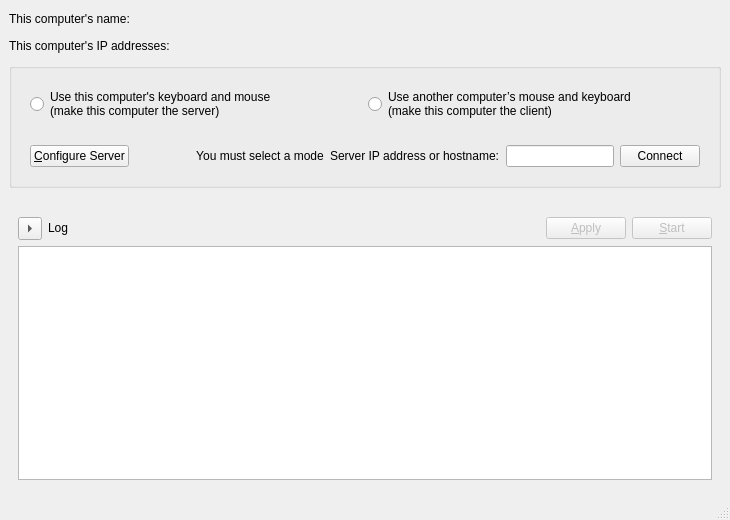
deskflow/deskflow, file src/apps/deskflow-gui/MainWindow.ui: the form before one commit.
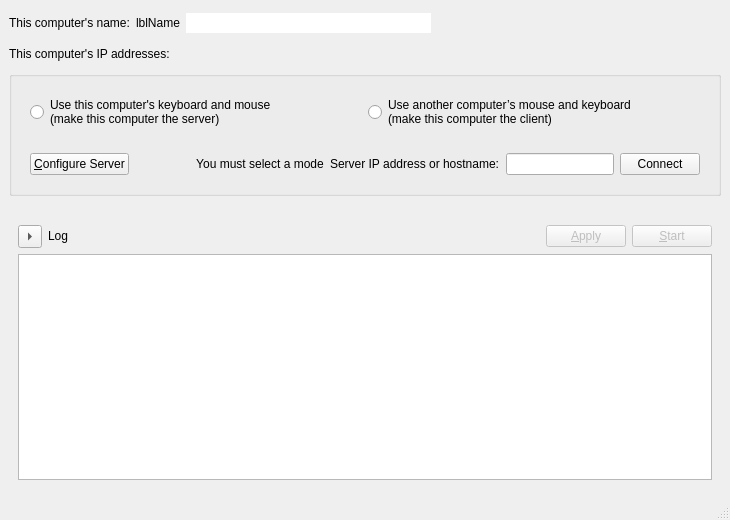
The form after the commit. Icons and pictures are not drawn.

```diff
--- a/src/apps/deskflow-gui/MainWindow.ui
+++ b/src/apps/deskflow-gui/MainWindow.ui
@@ -25,14 +25,36 @@
      <number>10</number>
     </property>
     <item>
-     <layout class="QHBoxLayout" name="layoutName">
-      <property name="sizeConstraint">
-       <enum>QLayout::SizeConstraint::SetMinAndMaxSize</enum>
+     <widget class="QWidget" name="widget" native="true">
+      <property name="minimumSize">
+       <size>
+        <width>0</width>
+        <height>28</height>
+       </size>
+      </property>
+      <property name="maximumSize">
+       <size>
+        <width>16777215</width>
+        <height>28</height>
+       </size>
+      </property>
+      <layout class="QHBoxLayout" name="horizontalLayout_5">
+       <property name="leftMargin">
+        <number>0</number>
+       </property>
+       <property name="topMargin">
+        <number>0</number>
+       </property>
+       <property name="rightMargin">
+        <number>0</number>
+       </property>
+       <property name="bottomMargin">
+        <number>0</number>
       </property>
       <item>
-       <widget class="QLabel" name="lblComputerName">
+        <widget class="QLabel" name="labelComputerName">
         <property name="sizePolicy">
-         <sizepolicy hsizetype="Preferred" vsizetype="Fixed">
+          <sizepolicy hsizetype="Maximum" vsizetype="Preferred">
           <horstretch>0</horstretch>
           <verstretch>0</verstretch>
          </sizepolicy>
@@ -43,19 +65,80 @@
        </widget>
       </item>
       <item>
-       <spacer name="m_pSpacerUpdate">
+        <widget class="QLabel" name="lblComputerName">
+         <property name="sizePolicy">
+          <sizepolicy hsizetype="Maximum" vsizetype="Preferred">
+           <horstretch>0</horstretch>
+           <verstretch>0</verstretch>
+          </sizepolicy>
+         </property>
+         <property name="text">
+          <string>lblName</string>
+         </property>
+        </widget>
+       </item>
+       <item>
+        <widget class="QLineEdit" name="lineEditName">
+         <property name="sizePolicy">
+          <sizepolicy hsizetype="Expanding" vsizetype="Fixed">
+           <horstretch>0</horstretch>
+           <verstretch>0</verstretch>
+          </sizepolicy>
+         </property>
+         <property name="toolTip">
+          <string>&lt;html&gt;&lt;head/&gt;&lt;body&gt;&lt;p&gt;Name can't have have spaces or special characters&lt;/p&gt;&lt;p&gt;Use Enter to save the name change.&lt;/p&gt;&lt;/body&gt;&lt;/html&gt;</string>
+         </property>
+         <property name="maxLength">
+          <number>255</number>
+         </property>
+         <property name="frame">
+          <bool>false</bool>
+         </property>
+         <property name="clearButtonEnabled">
+          <bool>false</bool>
+         </property>
+        </widget>
+       </item>
+       <item>
+        <widget class="QPushButton" name="btnEditName">
+         <property name="sizePolicy">
+          <sizepolicy hsizetype="Fixed" vsizetype="Fixed">
+           <horstretch>0</horstretch>
+           <verstretch>0</verstretch>
+          </sizepolicy>
+         </property>
+         <property name="toolTip">
+          <string>Edit Computer Name</string>
+         </property>
+         <property name="icon">
+          <iconset theme="document-edit"/>
+         </property>
+         <property name="iconSize">
+          <size>
+           <width>16</width>
+           <height>16</height>
+          </size>
+         </property>
+         <property name="flat">
+          <bool>true</bool>
+         </property>
+        </widget>
+       </item>
+       <item>
+        <spacer name="horizontalSpacer_2">
         <property name="orientation">
          <enum>Qt::Orientation::Horizontal</enum>
         </property>
         <property name="sizeHint" stdset="0">
          <size>
-          <width>20</width>
+           <width>40</width>
           <height>20</height>
          </size>
         </property>
        </spacer>
       </item>
      </layout>
+     </widget>
     </item>
     <item>
      <widget class="QLabel" name="lblIpAddresses">
```
Lines whose indentation alone changed are shown as unchanged.
